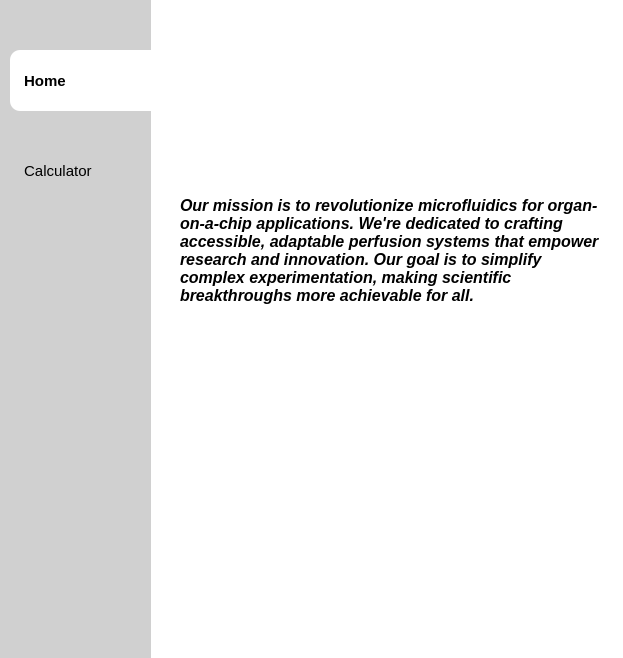
This is appGUI.ui in JuanCamiloGS/VivoStreamGUI as Qt 5 draws it before an edit. The edited form follows.
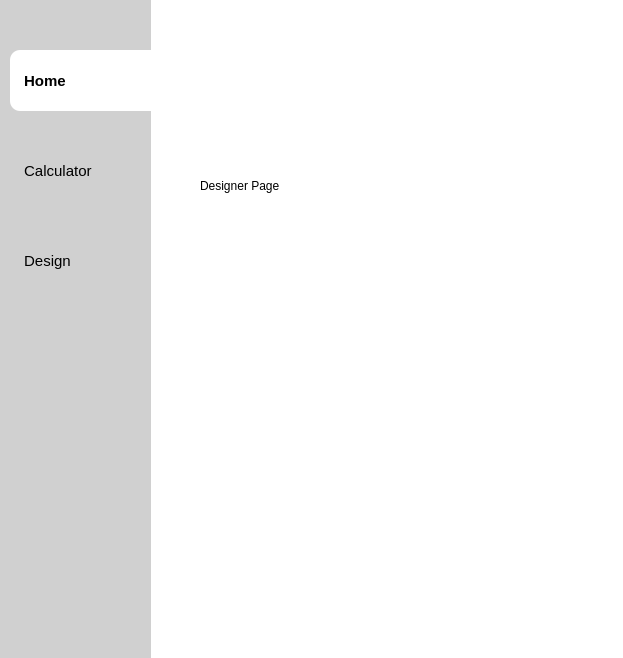
This is the edited form. The open tabs and pages were chosen to show the change. Icons and pictures are not drawn.

Commit message: Design page

What changed in the file:
```diff
--- a/appGUI.ui
+++ b/appGUI.ui
@@ -124,6 +124,40 @@
       <bool>true</bool>
      </property>
     </widget>
+    <widget class="QPushButton" name="designButton">
+     <property name="geometry">
+      <rect>
+       <x>10</x>
+       <y>230</y>
+       <width>141</width>
+       <height>61</height>
+      </rect>
+     </property>
+     <property name="font">
+      <font>
+       <pointsize>11</pointsize>
+      </font>
+     </property>
+     <property name="text">
+      <string> Design</string>
+     </property>
+     <property name="icon">
+      <iconset>
+       <normaloff>resources/pencil.png</normaloff>resources/pencil.png</iconset>
+     </property>
+     <property name="iconSize">
+      <size>
+       <width>40</width>
+       <height>40</height>
+      </size>
+     </property>
+     <property name="checkable">
+      <bool>true</bool>
+     </property>
+     <property name="autoExclusive">
+      <bool>true</bool>
+     </property>
+    </widget>
    </widget>
    <widget class="QStackedWidget" name="stackedWidget">
     <property name="geometry">
@@ -591,6 +625,40 @@
       </property>
      </widget>
     </widget>
+    <widget class="QWidget" name="page_3">
+     <widget class="QLabel" name="label_18">
+      <property name="geometry">
+       <rect>
+        <x>30</x>
+        <y>160</y>
+        <width>161</width>
+        <height>31</height>
+       </rect>
+      </property>
+      <property name="text">
+       <string>Designer Page</string>
+      </property>
+     </widget>
+     <widget class="QLabel" name="label_19">
+      <property name="geometry">
+       <rect>
+        <x>20</x>
+        <y>40</y>
+        <width>401</width>
+        <height>101</height>
+       </rect>
+      </property>
+      <property name="text">
+       <string/>
+      </property>
+      <property name="pixmap">
+       <pixmap>resources/vivostream_logo.png</pixmap>
+      </property>
+      <property name="scaledContents">
+       <bool>true</bool>
+      </property>
+     </widget>
+    </widget>
    </widget>
   </widget>
  </widget>
```
The commit also changes 2 other files.
